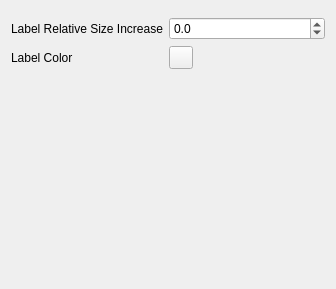
Qt form src/libkstapp/labelpropertiestab.ui (Kst-plot/kst) before a commit.
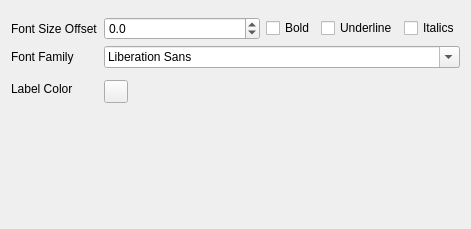
The same form after that commit. Custom widgets are drawn as their Qt base class.

Commit message: Major update to all label dialogs. Add ApplicationSettings default label properties. All labels now support UBI / color / font family. Cleanup of PlotDialog / LabelTab.

```diff
--- a/src/libkstapp/labelpropertiestab.ui
+++ b/src/libkstapp/labelpropertiestab.ui
@@ -8,25 +8,27 @@
    <rect>
     <x>0</x>
     <y>0</y>
-    <width>336</width>
-    <height>289</height>
+    <width>471</width>
+    <height>229</height>
    </rect>
   </property>
   <property name="windowTitle" >
    <string>Form</string>
   </property>
-  <layout class="QGridLayout" name="gridLayout" >
-   <item row="0" column="0" colspan="3" >
+  <layout class="QVBoxLayout" name="verticalLayout" >
+   <item>
     <widget class="Kst::LabelBuilder" native="1" name="_labelText" />
    </item>
-   <item row="1" column="0" >
-    <widget class="QLabel" name="label" >
+   <item>
+    <layout class="QGridLayout" name="gridLayout" >
+     <item row="0" column="0" >
+      <widget class="QLabel" name="_Label_11" >
      <property name="text" >
-      <string>Label Relative Size Increase</string>
+        <string>Font Size Offset</string>
      </property>
     </widget>
    </item>
-   <item row="1" column="1" colspan="2" >
+     <item row="0" column="1" colspan="2" >
     <widget class="QDoubleSpinBox" name="_labelFontScale" >
      <property name="decimals" >
       <number>1</number>
@@ -34,28 +36,68 @@
      <property name="minimum" >
       <double>-25.000000000000000</double>
      </property>
-     <property name="maximum" >
-      <double>99.900000000000006</double>
-     </property>
      <property name="singleStep" >
-      <double>0.100000000000000</double>
-     </property>
-     <property name="value" >
-      <double>0.000000000000000</double>
+        <double>1.000000000000000</double>
+       </property>
+      </widget>
+     </item>
+     <item row="0" column="3" >
+      <widget class="QCheckBox" name="_bold" >
+       <property name="text" >
+        <string>Bold</string>
      </property>
     </widget>
    </item>
-   <item row="2" column="0" >
-    <widget class="QLabel" name="label_3" >
+     <item row="0" column="4" >
+      <widget class="QCheckBox" name="_underline" >
+       <property name="text" >
+        <string>Underline</string>
+       </property>
+      </widget>
+     </item>
+     <item row="0" column="5" >
+      <widget class="QCheckBox" name="_italic" >
+       <property name="text" >
+        <string>Italics</string>
+       </property>
+      </widget>
+     </item>
+     <item row="1" column="0" >
+      <widget class="QLabel" name="_Label_12" >
+       <property name="text" >
+        <string>Font Family</string>
+       </property>
+      </widget>
+     </item>
+     <item row="1" column="1" colspan="5" >
+      <widget class="QFontComboBox" name="_family" />
+     </item>
+     <item rowspan="2" row="2" column="0" colspan="3" >
+      <widget class="QLabel" name="label_4" >
      <property name="text" >
       <string>Label Color</string>
      </property>
     </widget>
    </item>
-   <item row="2" column="1" >
+     <item row="3" column="1" >
     <widget class="Kst::ColorButton" name="_labelColor" />
    </item>
    <item row="3" column="2" >
+      <spacer name="horizontalSpacer" >
+       <property name="orientation" >
+        <enum>Qt::Horizontal</enum>
+       </property>
+       <property name="sizeHint" stdset="0" >
+        <size>
+         <width>40</width>
+         <height>20</height>
+        </size>
+       </property>
+      </spacer>
+     </item>
+    </layout>
+   </item>
+   <item>
     <spacer>
      <property name="orientation" >
       <enum>Qt::Vertical</enum>
```
Lines whose indentation alone changed are shown as unchanged. The commit also changes 27 other files.
